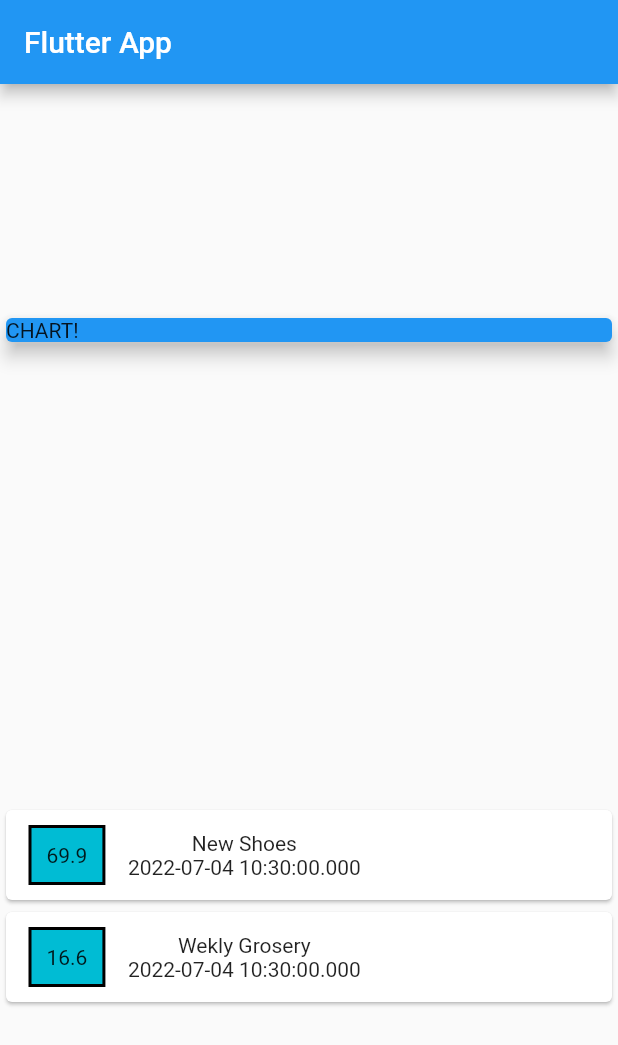
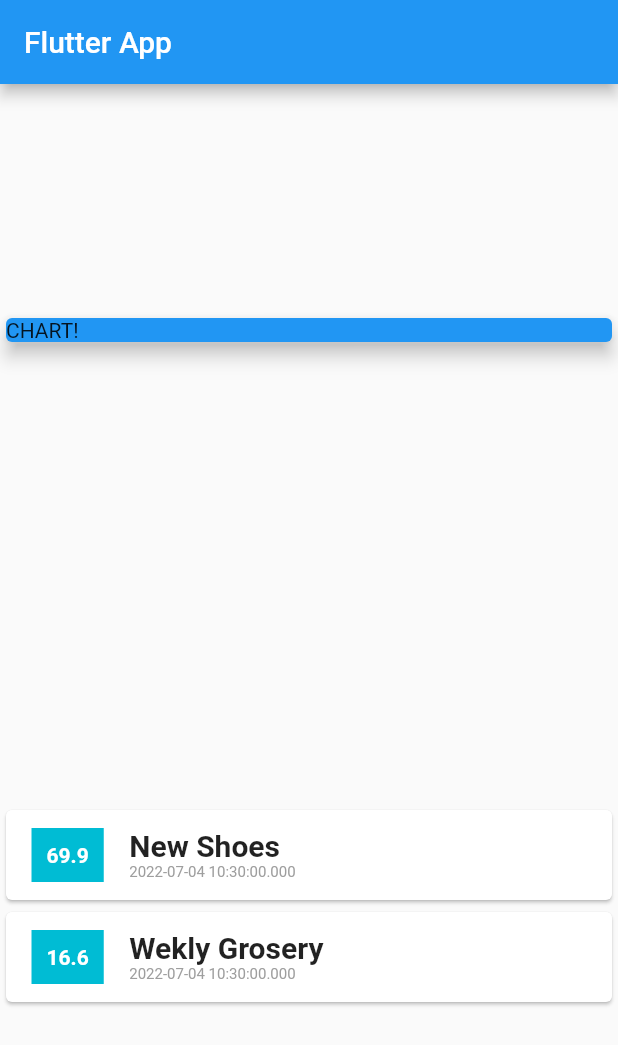
Before and after one commit to magerngulik/personal-expensess-app-udemy, a Flutter app: the screen it shows after launch, on a phone screen of 412 x 824 dp. Shown: the top 1045 px of the screen. Run offline on Flutter 3.47's test engine with Material 2 defaults, Android fonts, the phone set to English and light mode, and no system bars.

Commit message:
79 styling text

```diff
--- a/lib/main.dart
+++ b/lib/main.dart
@@ -42,13 +42,26 @@ class MyHomePage extends StatelessWidget {
                           EdgeInsets.symmetric(vertical: 10, horizontal: 15),
                       decoration: BoxDecoration(
                           color: Colors.cyan,
-                          border: Border.all(color: Colors.black, width: 2)),
-                      child: Text(i.amount.toString()),
+                          border: Border.all(color: Colors.white, width: 2)),
+                      child: Text(
+                        i.amount.toString(),
+                        style: TextStyle(
+                            fontWeight: FontWeight.bold, color: Colors.white),
+                      ),
                     ),
                     Column(
+                      mainAxisAlignment: MainAxisAlignment.start,
+                      crossAxisAlignment: CrossAxisAlignment.start,
                       children: [
-                        Text(i.title),
-                        Text(i.date.toString()),
+                        Text(
+                          i.title,
+                          style: TextStyle(
+                              fontWeight: FontWeight.bold, fontSize: 20),
+                        ),
+                        Text(
+                          i.date.toString(),
+                          style: TextStyle(fontSize: 10, color: Colors.grey),
+                        ),
                       ],
                     )
                   ],
```
